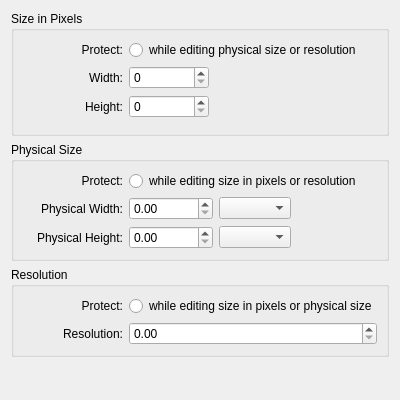
First picture: the form in krita/plugins/viewplugins/imagesize/wdg_imagescale.ui, repository KDE/krita, before the edit.
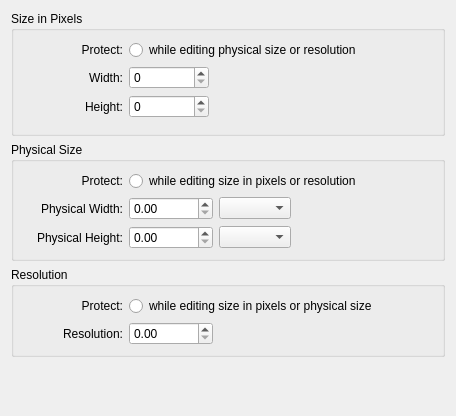
Second picture: the form after the edit. Custom widgets are drawn as their Qt base class.

Commit message: Fix margin Set buddies

What changed in the file:
```diff
--- a/krita/plugins/viewplugins/imagesize/wdg_imagescale.ui
+++ b/krita/plugins/viewplugins/imagesize/wdg_imagescale.ui
@@ -5,8 +5,8 @@
    <rect>
     <x>0</x>
     <y>0</y>
-    <width>400</width>
-    <height>400</height>
+    <width>456</width>
+    <height>416</height>
    </rect>
   </property>
   <property name="windowTitle" >
@@ -241,7 +241,7 @@
         </property>
        </widget>
       </item>
-      <item row="1" column="1" >
+      <item row="1" column="1" colspan="2" >
        <widget class="QRadioButton" name="radioProtectResolution" >
         <property name="layoutDirection" >
          <enum>Qt::LeftToRight</enum>
```
Left out of the diff: 24 changed lines with no effect on the pictures. The commit also changes 1 other file.
